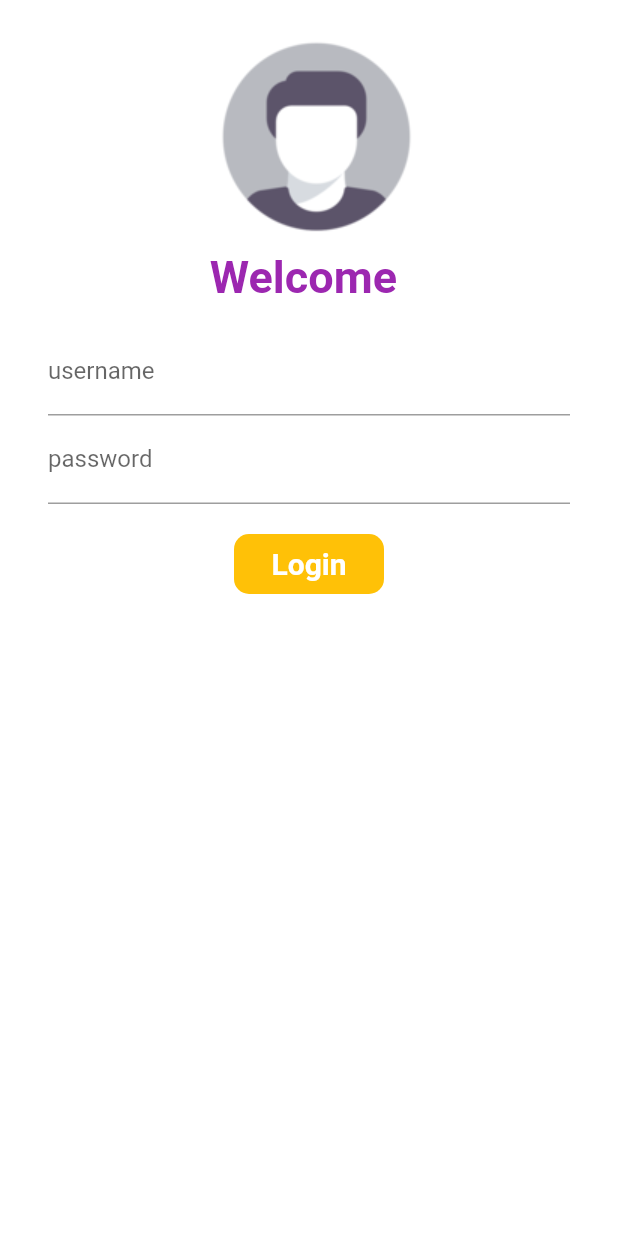
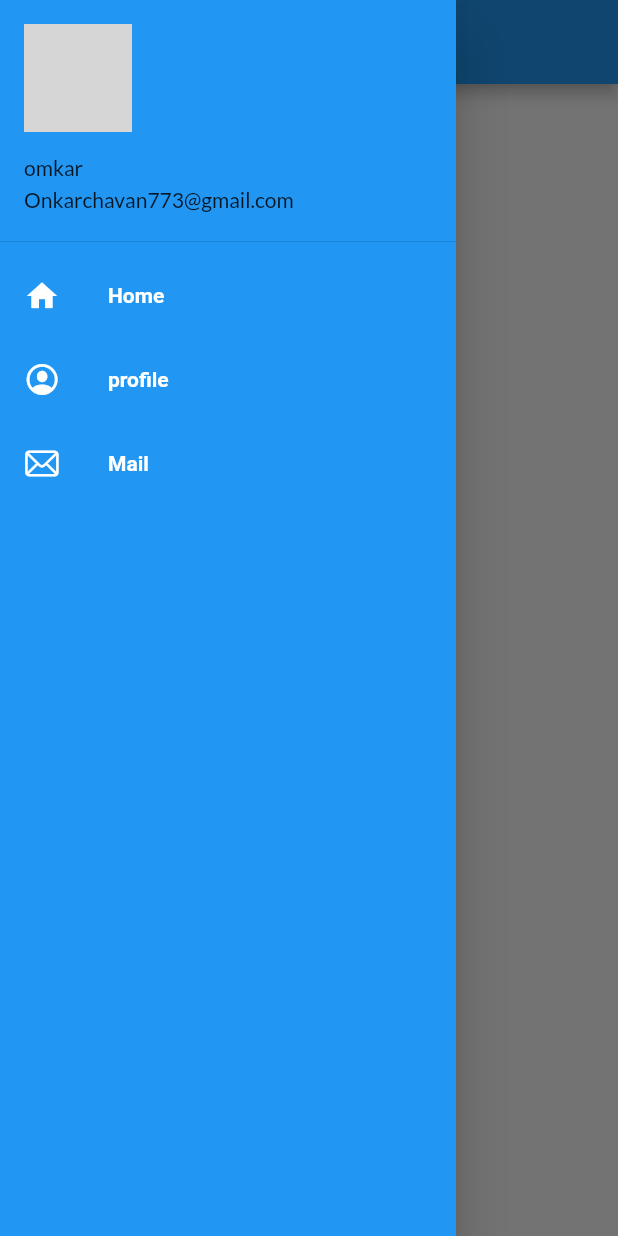
Before and after one commit to omkarjc16/Amazon-App-Clone-Catalog-App-Using-Flutter-Framework, a Flutter app: the screen it shows after launch, with the side drawer open (before the commit the screen has no drawer), on a phone screen of 412 x 824 dp. Run offline on Flutter 3.47's test engine with Material 2 defaults, Android fonts, the phone set to English and light mode, and no system bars; our stand-ins replace google_fonts; network calls fail; grey boxes are pictures that could not be loaded.

Commit message:
day 6 completed

```diff
--- /dev/null
+++ b/lib/drawer/drawer.dart
@@ -0,0 +1,60 @@
+import 'package:flutter/cupertino.dart';
+import 'package:flutter/material.dart';
+import 'package:flutter_application_1/pages/loginpage.dart';
+
+class Mydrawer extends StatelessWidget {
+  const Mydrawer({super.key});
+  final imageurl =
+      "https://fiverr-res.cloudinary.com/images/q_auto,f_auto/gigs2/153452787/original/367d9c2a98bb83eb1b32fca888c3b307636ab5c9/make-a-kawai-or-anime-profile-picture-of-you.png";
+
+  @override
+  Widget build(BuildContext context) {
+    return Drawer(
+      child: Container(
+        color: Colors.blue,
+        child: ListView(
+          children: [
+            DrawerHeader(
+                padding: EdgeInsets.zero,
+                child: UserAccountsDrawerHeader(
+                  margin: EdgeInsets.zero,
+                  accountName: Text("omkar"),
+                  arrowColor: Colors.green,
+                  accountEmail: Text("Onkarchavan773@gmail.com"),
+                  currentAccountPicture: CircleAvatar(
+                    backgroundImage: NetworkImage(imageurl),
+                  ),
+                )),
+            ListTile(
+                leading: Icon(Icons.home),
+                iconColor: Colors.white,
+                title: Text(
+                  "Home",
+                  textScaleFactor: 1,
+                  style: TextStyle(
+                      color: Colors.white, fontWeight: FontWeight.bold),
+                )),
+                 ListTile(
+                leading: Icon(CupertinoIcons.profile_circled),
+                iconColor: Colors.white,
+                title: Text(
+                  "profile",
+                  textScaleFactor: 1,
+                  style: TextStyle(
+                      color: Colors.white, fontWeight: FontWeight.bold),
+                )),
+                ListTile(
+                leading: Icon(CupertinoIcons.mail),
+                iconColor: Colors.white,
+                title: Text(
+                  "Mail",
+                  textScaleFactor: 1,
+                  style: TextStyle(
+                      color: Colors.white, fontWeight: FontWeight.bold),
+                ))
+          ],
+        ),
+      ),
+    );
+  }
+}
--- a/lib/main.dart
+++ b/lib/main.dart
@@ -14,11 +14,12 @@ class Myapp extends StatelessWidget {
   @override
   Widget build(BuildContext context) {
     return MaterialApp(
-
       themeMode: ThemeMode.light,
-      theme: ThemeData(primarySwatch: Colors.brown,primaryTextTheme: GoogleFonts.latoTextTheme()),
+      theme: ThemeData(
+          primarySwatch: Colors.blue,
+          primaryTextTheme: GoogleFonts.latoTextTheme()),
       darkTheme: ThemeData(brightness: Brightness.dark),
-      // initialRoute: "/",
+      initialRoute: "/",
       routes: {
         Myrouts.loginpage: (context) => loginpage(),
         Myrouts.homepage: (context) => HomePage(),
--- a/lib/pages/homepage.dart
+++ b/lib/pages/homepage.dart
@@ -1,5 +1,6 @@
 import 'package:flutter/foundation.dart';
 import 'package:flutter/material.dart';
+import 'package:flutter_application_1/drawer/drawer.dart';
 
 class HomePage extends StatelessWidget {
   const HomePage({super.key});
@@ -15,7 +16,7 @@ class HomePage extends StatelessWidget {
           child: Text("Hello World"),
         ),
       ),
-      drawer: Drawer(),
+      drawer: Mydrawer(),
     );
   }
 }
--- a/lib/pages/loginpage.dart
+++ b/lib/pages/loginpage.dart
@@ -10,11 +10,11 @@ class loginpage extends StatefulWidget {
 }
 
 class _loginpageState extends State<loginpage> {
-  String name = "";
+ static String name = "";
   bool v1 = false;
   final _formkey = GlobalKey<FormState>();
   moveToHome(BuildContext context) async {
-    if (_formkey.currentState.validate()) {
+    // if (_formkey.currentState.?1:2) {
     setState(() {
       v1 = true;
     });
@@ -23,7 +23,7 @@ class _loginpageState extends State<loginpage> {
     setState(() {
       v1 = false;
     });
-    }
+    // }
   }
 
   @override
@@ -47,7 +47,8 @@ class _loginpageState extends State<loginpage> {
                       fontWeight: FontWeight.bold),
                 ),
                 Padding(
-                  padding: const EdgeInsets.symmetric(vertical: 16,horizontal: 32),
+                  padding:
+                      const EdgeInsets.symmetric(vertical: 16, horizontal: 32),
                   child: Column(children: [
                     TextFormField(
                       decoration: InputDecoration(
@@ -55,7 +56,7 @@ class _loginpageState extends State<loginpage> {
                         labelText: "username",
                       ),
                       validator: (value) {
-                        if (value.isEmpty) {
+                        if (value==Null) {
                           return "Enter the valid username";
                         }
                         return null;
@@ -72,13 +73,12 @@ class _loginpageState extends State<loginpage> {
                         labelText: "password",
                       ),
                       validator: (value) {
-                        if (value.isEmpty) {
+                        if (value==Null) {
                           return "Enter the valid password";
-                        } else if (value.length<6) {
+                        } else if (value != 6) {
                           return "passwaord Length must be 6 or above";
                         }
                         return null;
-
                       },
                     ),
                     SizedBox(height: 20.0),
@@ -109,8 +109,7 @@ class _loginpageState extends State<loginpage> {
                         ),
                       ),
                     ),
-                  ]
-                  ),
+                  ]),
                 )
 
                 // ElevatedButton(
--- a/lib/routs.dart
+++ b/lib/routs.dart
@@ -1,4 +1,4 @@
 class Myrouts {
-  static String homepage = "/homepage";
-  static String loginpage = "/";
+  static String homepage = "/";
+  static String loginpage = "/loginpage";
 }
```
Lines whose indentation alone changed are shown as unchanged.
